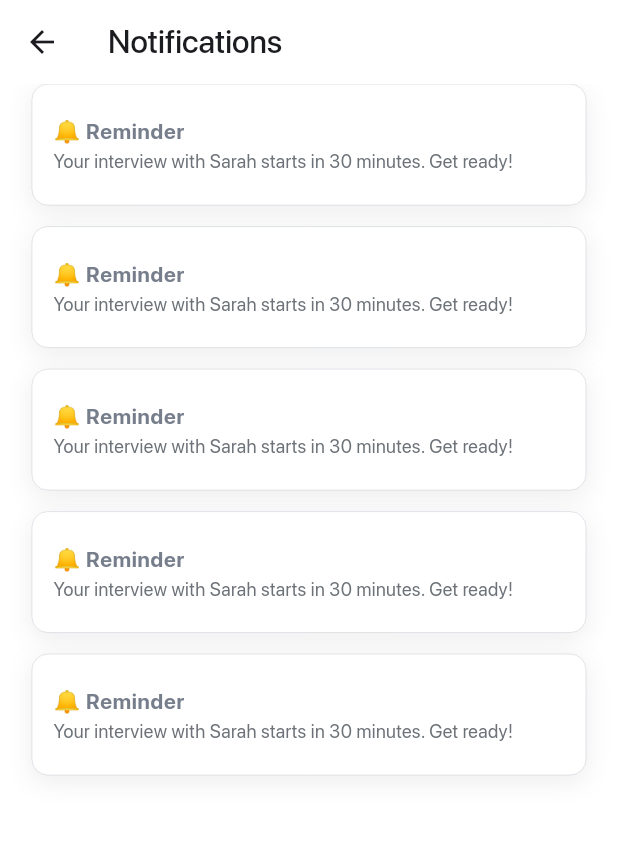
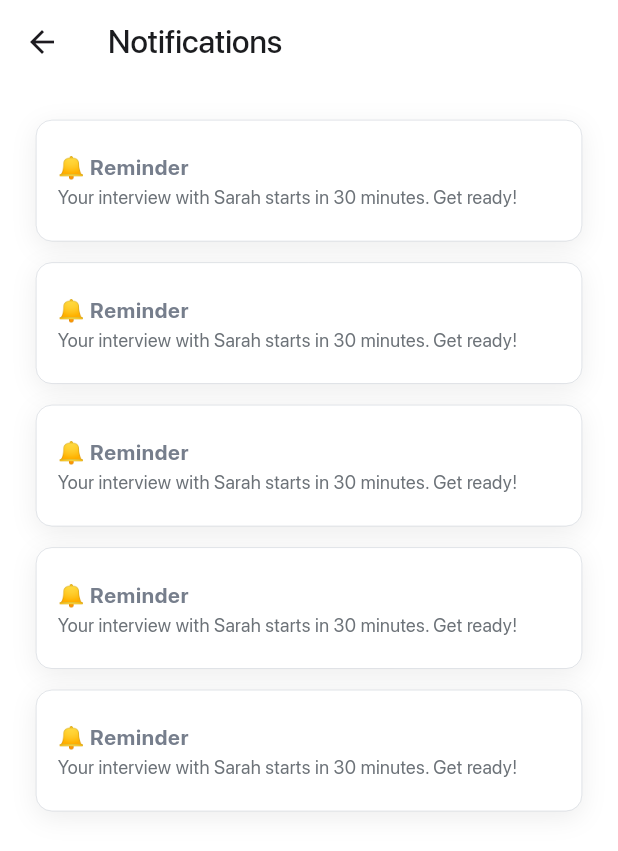
Before and after one commit to pankaj1101/task_management_app, a Flutter app: the NotificationScreen screen opened by its route, on a phone screen of 412 x 824 dp. Shown: the top 851 px of the screen. Run offline on Flutter 3.47's test engine with Material 3 defaults, Android fonts, the phone set to English and light mode, and no system bars; our stand-ins replace flutter_riverpod, flutter_screenutil, flutter_svg, shared_preferences; accounts and stored records are empty.

Commit message:
`Refactor widgets to use ResponsiveCenterBody instead of SafeArea and Padding`

```diff
--- a/lib/presentation/pages/calendar/calendar_screen.dart
+++ b/lib/presentation/pages/calendar/calendar_screen.dart
@@ -4,6 +4,7 @@ import 'package:task_management_app/core/constants/constants_export.dart';
 import 'package:task_management_app/core/enums/task_priority_enums.dart';
 import 'package:task_management_app/presentation/pages/home/components/task_card_item.dart';
 import 'package:task_management_app/presentation/widgets/horizontal_calendar.dart';
+import 'package:task_management_app/presentation/widgets/responsive_center_body.dart';
 
 class CalendarScreen extends StatelessWidget {
   const CalendarScreen({super.key});
@@ -12,7 +13,8 @@ class CalendarScreen extends StatelessWidget {
   Widget build(BuildContext context) {
     return Scaffold(
       backgroundColor: AppColors.whiteColor,
-      body: SafeArea(
+      body: ResponsiveCenterBody(
+        padding: EdgeInsets.zero,
         child: Column(
           children: [
             SizedBox(height: 20.h),
--- a/lib/presentation/pages/home/components/task_card_item.dart
+++ b/lib/presentation/pages/home/components/task_card_item.dart
@@ -158,7 +158,7 @@ class TaskCardItem extends StatelessWidget {
                   'Plan questions, capture insights, and document key takeaways.',
                   style: TextStyle(
                     fontWeight: FontWeight.w400,
-                    fontSize: 12.sp,
+                    fontSize: 12.r,
                     color: AppColors.neutralSecondaryColor,
                   ),
                 ),
@@ -183,7 +183,7 @@ class TaskCardItem extends StatelessWidget {
                       'Mon, 18 Apr 2024',
                       style: TextStyle(
                         fontWeight: FontWeight.w400,
-                        fontSize: 14.sp,
+                        fontSize: 14.r,
                         color: AppColors.neutralSecondaryColor,
                       ),
                     ),
--- a/lib/presentation/pages/home/home_screen.dart
+++ b/lib/presentation/pages/home/home_screen.dart
@@ -3,6 +3,7 @@ import 'package:flutter_screenutil/flutter_screenutil.dart';
 import 'package:task_management_app/core/constants/constants_export.dart';
 import 'package:task_management_app/core/enums/task_priority_enums.dart';
 import 'package:task_management_app/presentation/widgets/floating_action_widget.dart';
+import 'package:task_management_app/presentation/widgets/responsive_center_body.dart';
 
 import 'components/home_header.dart';
 import 'components/task_card_item.dart';
@@ -15,8 +16,7 @@ class HomeScreen extends StatelessWidget {
   Widget build(BuildContext context) {
     return Scaffold(
       backgroundColor: AppColors.whiteColor,
-      body: Padding(
-        padding: EdgeInsets.all(24.r),
+      body: ResponsiveCenterBody(
         child: Column(
           children: [
             SizedBox(height: 60.h),
--- a/lib/presentation/pages/notification/notification_screen.dart
+++ b/lib/presentation/pages/notification/notification_screen.dart
@@ -1,6 +1,7 @@
 import 'package:flutter/material.dart';
 import 'package:flutter_screenutil/flutter_screenutil.dart';
 import 'package:task_management_app/core/constants/app_colors.dart';
+import 'package:task_management_app/presentation/widgets/responsive_center_body.dart';
 
 class NotificationScreen extends StatelessWidget {
   const NotificationScreen({super.key});
@@ -20,12 +21,11 @@ class NotificationScreen extends StatelessWidget {
         ),
         backgroundColor: AppColors.whiteColor,
       ),
-      body: ListView.separated(
-        itemCount: 5,
-        itemBuilder: (context, index) {
-          return Padding(
-            padding: EdgeInsets.symmetric(horizontal: 24.h),
-            child: DecoratedBox(
+      body: ResponsiveCenterBody(
+        child: ListView.separated(
+          itemCount: 5,
+          itemBuilder: (context, index) {
+            return DecoratedBox(
               decoration: BoxDecoration(
                 color: AppColors.whiteColor,
                 border: Border.all(
@@ -65,10 +65,10 @@ class NotificationScreen extends StatelessWidget {
                   ),
                 ),
               ),
-            ),
-          );
-        },
-        separatorBuilder: (_, __) => SizedBox(height: 16.h),
+            );
+          },
+          separatorBuilder: (_, __) => SizedBox(height: 16.h),
+        ),
       ),
     );
   }
--- a/lib/presentation/pages/profile/components/profile_items.dart
+++ b/lib/presentation/pages/profile/components/profile_items.dart
@@ -1,4 +1,3 @@
-
 import 'package:flutter/material.dart';
 import 'package:flutter_screenutil/flutter_screenutil.dart';
 import 'package:flutter_svg/svg.dart';
@@ -25,7 +24,7 @@ class ProfileItems extends StatelessWidget {
         borderRadius: BorderRadiusGeometry.circular(10.r),
       ),
       leading: Container(
-        padding: EdgeInsets.symmetric(horizontal: 8, vertical: 10),
+        padding: EdgeInsets.symmetric(horizontal: 8.r, vertical: 10.r),
         decoration: BoxDecoration(
           borderRadius: BorderRadius.circular(100.r),
           color: AppColors.primaryColor.withValues(alpha: 0.15),
--- /dev/null
+++ b/lib/presentation/widgets/responsive_center_body.dart
@@ -0,0 +1,40 @@
+import 'package:flutter/material.dart';
+
+/// A reusable widget that centers its child content horizontally
+/// and constrains its maximum width to 600 pixels.
+///
+/// This is essential for ensuring a mobile-first design looks clean
+/// on tablets and desktops by preventing content from stretching too wide.
+class ResponsiveCenterBody extends StatelessWidget {
+  /// The content to be displayed in the body.
+  final Widget child;
+
+  /// Optional padding to apply around the centered content.
+  final EdgeInsetsGeometry padding;
+
+  /// The maximum width the content should occupy.
+  /// Defaults to the standard mobile breakpoint of 600.
+  final double maxWidth;
+
+  const ResponsiveCenterBody({
+    super.key,
+    required this.child,
+    this.padding = const EdgeInsets.all(24.0),
+    this.maxWidth = 600.0,
+  });
+
+  @override
+  Widget build(BuildContext context) {
+    // 1. Center the entire constrained block horizontally on the screen.
+    return Center(
+      child: ConstrainedBox(
+        constraints: BoxConstraints(maxWidth: maxWidth),
+        child: Padding(
+          padding: padding,
+          // 2. The actual content of the screen.
+          child: child,
+        ),
+      ),
+    );
+  }
+}
```
Also changed, not shown: lib/presentation/pages/profile/profile_screen.dart (+14 -4 lines).
